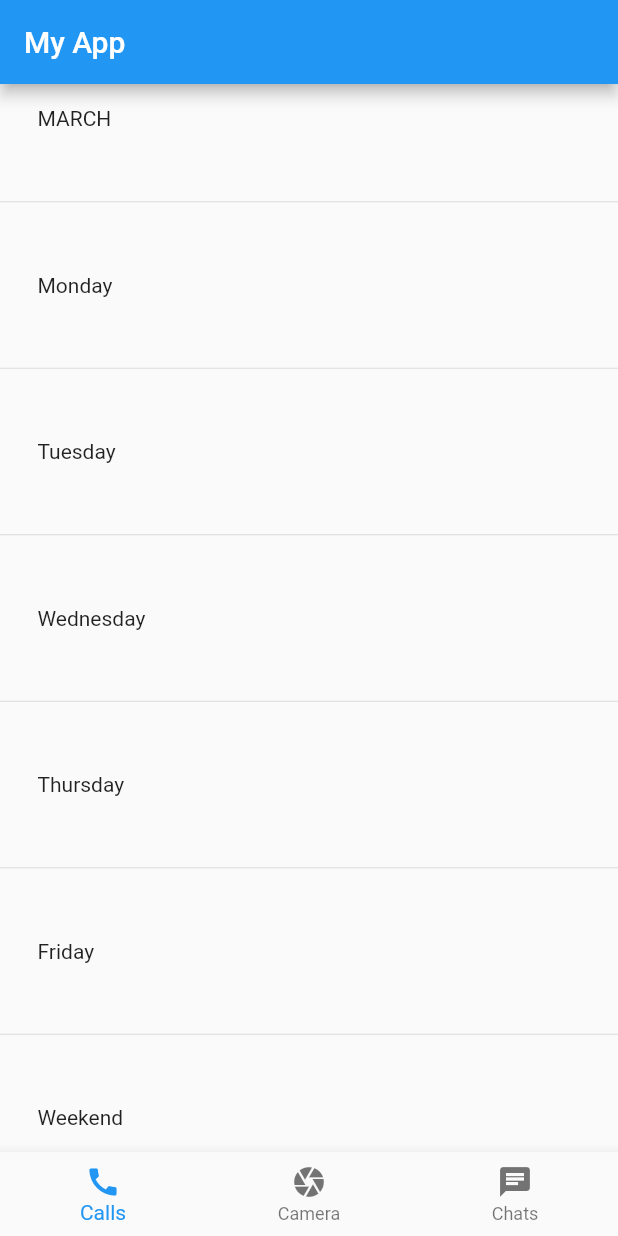
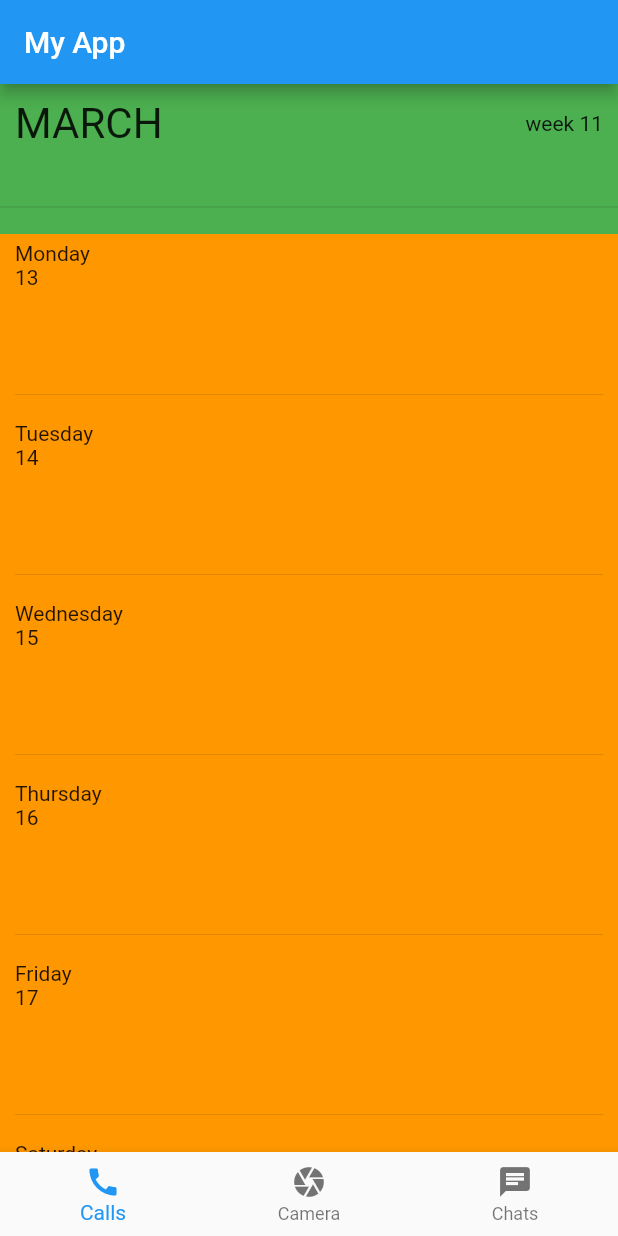
Before and after one commit to willredington/digital_planner, a Flutter app: the screen it shows after launch, on a phone screen of 412 x 824 dp. Run offline on Flutter 3.47's test engine with Material 2 defaults, Android fonts, the phone set to English and light mode, and no system bars; missing offline and left inert: google_mlkit_digital_ink_recognition.

Commit message:
week layout

```diff
--- a/lib/main.dart
+++ b/lib/main.dart
@@ -1,6 +1,5 @@
 import 'package:flutter/material.dart';
-
-import 'widgets/ink_well.dart';
+import 'package:planner/widgets/week.dart';
 
 void main() {
   runApp(const MyApp());
@@ -27,46 +26,7 @@ class HomePage extends StatelessWidget {
   Widget build(BuildContext context) {
     return Scaffold(
       appBar: AppBar(title: const Text("My App")),
-      body: Column(
-        crossAxisAlignment: CrossAxisAlignment.stretch,
-        mainAxisAlignment: MainAxisAlignment.spaceBetween,
-        children: <Widget>[
-          Container(
-            padding: const EdgeInsets.symmetric(vertical: 15, horizontal: 25),
-            child: const Text("MARCH"),
-          ),
-          const Divider(),
-          Container(
-            padding: const EdgeInsets.symmetric(vertical: 15, horizontal: 25),
-            child: const Text("Monday"),
-          ),
-          const Divider(),
-          Container(
-            padding: const EdgeInsets.symmetric(vertical: 15, horizontal: 25),
-            child: const Text("Tuesday"),
-          ),
-          const Divider(),
-          Container(
-            padding: const EdgeInsets.symmetric(vertical: 15, horizontal: 25),
-            child: const Text("Wednesday"),
-          ),
-          const Divider(),
-          Container(
-            padding: const EdgeInsets.symmetric(vertical: 15, horizontal: 25),
-            child: const Text("Thursday"),
-          ),
-          const Divider(),
-          Container(
-            padding: const EdgeInsets.symmetric(vertical: 15, horizontal: 25),
-            child: const Text("Friday"),
-          ),
-          const Divider(),
-          Container(
-            padding: const EdgeInsets.symmetric(vertical: 15, horizontal: 25),
-            child: const Text("Weekend"),
-          ),
-        ],
-      ),
+      body: WeekWidget(),
       bottomNavigationBar: BottomNavigationBar(
         items: const <BottomNavigationBarItem>[
           BottomNavigationBarItem(
--- /dev/null
+++ b/lib/utils/date.dart
@@ -0,0 +1,19 @@
+List<DateTime> getWeekDateRange(DateTime now) {
+  final dayIndex = now.weekday;
+
+  final List<DateTime> dateRange = [];
+
+  DateTime currentDay = now;
+
+  // if its not a Monday, make it so
+  if (currentDay.weekday > 1) {
+    currentDay = currentDay.subtract(Duration(days: dayIndex - 1));
+  }
+
+  for (var i = 1; i < 8; i++) {
+    dateRange.add(currentDay);
+    currentDay = currentDay.add(const Duration(days: 1));
+  }
+
+  return dateRange;
+}
--- /dev/null
+++ b/lib/widgets/week.dart
@@ -0,0 +1,35 @@
+import 'package:flutter/material.dart';
+import 'package:planner/utils/date.dart';
+import 'package:planner/widgets/week_day.dart';
+import 'package:planner/widgets/week_header.dart';
+
+class WeekWidget extends StatefulWidget {
+  final DateTime now = DateTime.now();
+
+  late final List<DateTime> dateRange;
+
+  WeekWidget({super.key}) {
+    dateRange = getWeekDateRange(now);
+    print(dateRange);
+  }
+
+  @override
+  State<WeekWidget> createState() => _WeekWidgetState();
+}
+
+class _WeekWidgetState extends State<WeekWidget> {
+  @override
+  Widget build(BuildContext context) {
+    final weekDayWidgets =
+        widget.dateRange.map((date) => WeekdayWidget(date: date)).toList();
+
+    return Column(
+      mainAxisAlignment: MainAxisAlignment.spaceBetween,
+      crossAxisAlignment: CrossAxisAlignment.stretch,
+      children: [
+        const WeekHeaderWidget(title: "March", weekNumber: 11),
+        ...weekDayWidgets
+      ],
+    );
+  }
+}
--- /dev/null
+++ b/lib/widgets/week_day.dart
@@ -0,0 +1,40 @@
+import 'package:flutter/material.dart';
+import 'package:intl/intl.dart';
+
+class WeekdayWidget extends StatefulWidget {
+  final DateTime date;
+
+  late final bool isLast;
+  late final String dayName;
+  late final String dayOfMonth;
+
+  WeekdayWidget({super.key, required this.date}) {
+    isLast = date.weekday == 7;
+    dayName = DateFormat('EEEE').format(date);
+    dayOfMonth = DateFormat('d').format(date);
+  }
+
+  @override
+  State<WeekdayWidget> createState() => _WeekdayWidgetState();
+}
+
+class _WeekdayWidgetState extends State<WeekdayWidget> {
+  @override
+  Widget build(BuildContext context) {
+    return Container(
+      color: Colors.orange,
+      height: 120,
+      padding: const EdgeInsets.symmetric(vertical: 5, horizontal: 10),
+      child: Column(
+          mainAxisAlignment: MainAxisAlignment.spaceBetween,
+          crossAxisAlignment: CrossAxisAlignment.start,
+          children: [
+            Column(
+              crossAxisAlignment: CrossAxisAlignment.start,
+              children: [Text(widget.dayName), Text(widget.dayOfMonth)],
+            ),
+            if (!widget.isLast) const Divider()
+          ]),
+    );
+  }
+}
--- /dev/null
+++ b/lib/widgets/week_header.dart
@@ -0,0 +1,37 @@
+import 'package:flutter/material.dart';
+
+class WeekHeaderWidget extends StatelessWidget {
+  final String title;
+  final int weekNumber;
+
+  const WeekHeaderWidget(
+      {super.key, required this.title, required this.weekNumber});
+
+  @override
+  Widget build(BuildContext context) {
+    return Container(
+        height: 100,
+        color: Colors.green,
+        padding: const EdgeInsets.symmetric(vertical: 10),
+        child: Expanded(
+          child: Column(
+            mainAxisAlignment: MainAxisAlignment.spaceBetween,
+            children: [
+              Padding(
+                padding: const EdgeInsets.symmetric(horizontal: 10),
+                child: Row(
+                    mainAxisAlignment: MainAxisAlignment.spaceBetween,
+                    children: [
+                      Text(
+                        title.toUpperCase(),
+                        textScaleFactor: 2,
+                      ),
+                      Text('week $weekNumber'),
+                    ]),
+              ),
+              const Divider()
+            ],
+          ),
+        ));
+  }
+}
```
Also changed, not shown: pubspec.yaml (+1 -6 lines), pubspec.lock.
